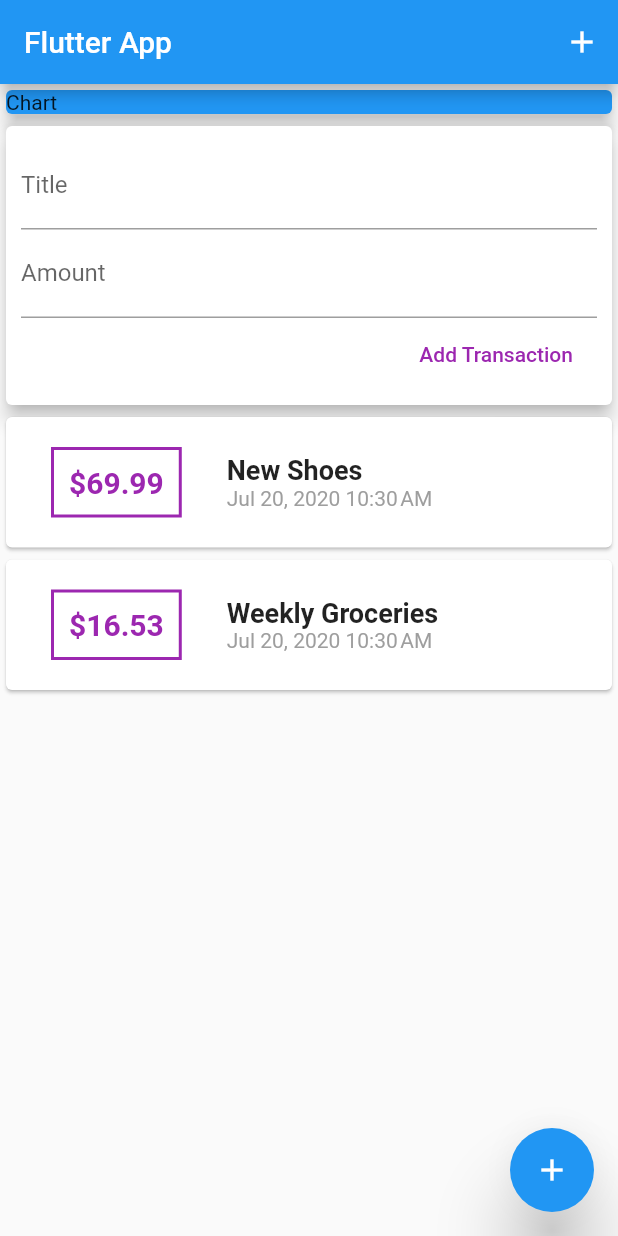
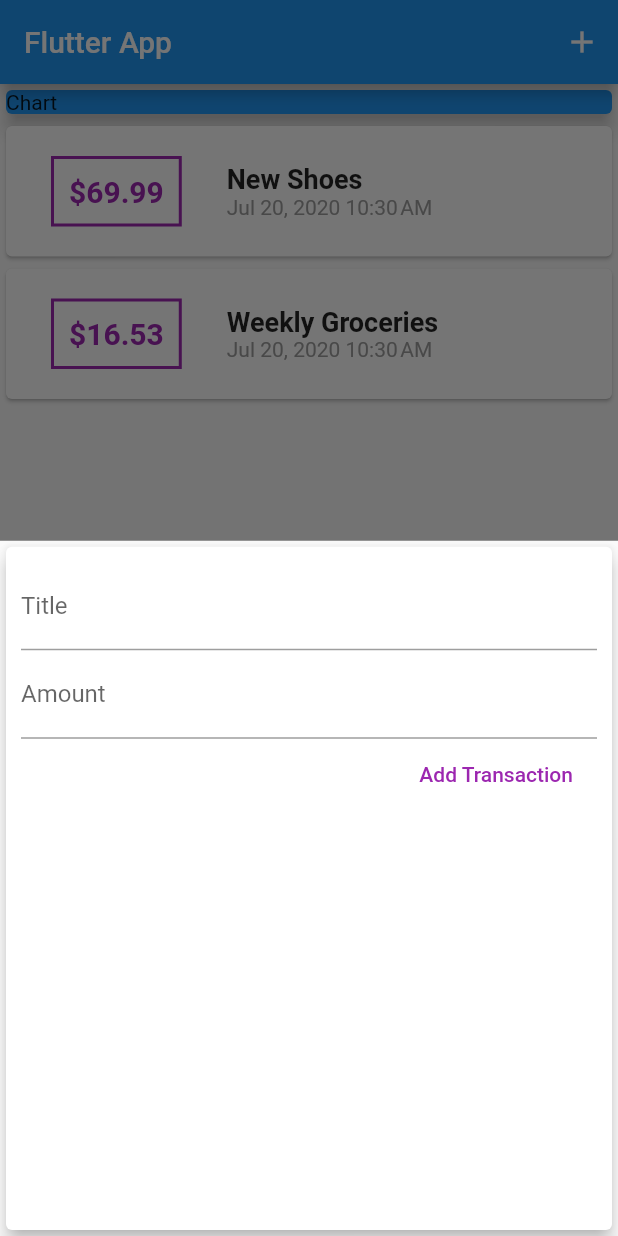
Before and after one commit to Amitpatil215/Expense-Tracker, a Flutter app: the screen it shows after launch, after a tap on the "add" icon, on a phone screen of 412 x 824 dp. Run offline on Flutter 3.47's test engine with Material 2 defaults, Android fonts, the phone set to English and light mode, and no system bars.

Commit message:
Solved Issue of ModelBottomSheet
state managed in main.dart and configured ModelSheet,solved lossing data while input, added feature as by clicking addTransaction ModelSheet cloases automatically

```diff
--- a/lib/main.dart
+++ b/lib/main.dart
@@ -1,7 +1,8 @@
+import 'package:flutter/material.dart';
 
-import 'package:flutter/material.dart';
+import './model/transaction.dart';
 import './widgets/new_transaction.dart';
-import './widgets/manage_state.dart';
+import './widgets/transaction_list.dart';
 
 void main() {
   runApp(MaterialApp(
@@ -10,25 +11,79 @@
   ));
 }
 
-class MyHomePage extends StatelessWidget {
-  void openTransactionWindows(BuildContext ctx) {
-    showModalBottomSheet(context: ctx, builder: (bCtx) {
-      return NewTransaction(_addNewTransaction);
-    },);
+class MyHomePage extends StatefulWidget {
+  @override
+  _MyHomePageState createState() => _MyHomePageState();
+}
+
+class _MyHomePageState extends State<MyHomePage> {
+  final List<Transaction> _userTransactions = [
+    Transaction(
+        id: "t1", title: "New Shoes", amount: 69.99, date: DateTime.now()),
+    Transaction(
+      id: "t2",
+      title: "Weekly Groceries",
+      amount: 16.53,
+      date: DateTime.now(),
+    ),
+  ];
+
+  void _addNewTransaction(String txTitle, double txAmount) {
+    final newTx = Transaction(
+      id: DateTime.now().toString(),
+      title: txTitle,
+      amount: txAmount,
+      date: DateTime.now(),
+    );
+
+    setState(() {
+      _userTransactions.add(newTx);
+    });
   }
 
+  void _openTransactionWindow(BuildContext ctx) {
+    showModalBottomSheet(
+      context: ctx,
+      builder: (_) {
+        return NewTransaction(_addNewTransaction);
+      },
+    );
+  }
 
   @override
   Widget build(BuildContext context) {
     return Scaffold(
       appBar: AppBar(
         title: Text("Flutter App"),
-        actions: <Widget>[IconButton(icon: Icon(Icons.add), onPressed: () {})],
+        actions: <Widget>[
+          IconButton(
+            icon: Icon(Icons.add),
+            onPressed: () {
+              _openTransactionWindow(context);
+            },
+          )
+        ],
       ),
-      body: TransactionStateManage(),
+      body: SingleChildScrollView(
+        child: Column(
+          children: <Widget>[
+            Container(
+              width: double.infinity,
+              child: Card(
+                child: Text("Chart"),
+                color: Colors.blue,
+                elevation: 5,
+              ),
+            ),
+            TransactionList(_userTransactions),
+          ],
+        ),
+      ),
       floatingActionButton: FloatingActionButton(
         child: Icon(Icons.add),
-        onPressed: () {},
+        onPressed: () {
+          _openTransactionWindow(context);
+        },
         elevation: 20,
       ),
     );
--- a/lib/widgets/manage_state.dart
+++ /dev/null
@@ -1,56 +0,0 @@
-import 'package:flutter/material.dart';
-import '../model/transaction.dart';
-import '../widgets/new_transaction.dart';
-import '../widgets/transaction_list.dart';
-
-class TransactionStateManage extends StatefulWidget {
-  @override
-  _TransactionStateManageState createState() => _TransactionStateManageState();
-}
-
-class _TransactionStateManageState extends State<TransactionStateManage> {
-  final List<Transaction> _userTransactions = [
-    Transaction(
-        id: "t1", title: "New Shoes", amount: 69.99, date: DateTime.now()),
-    Transaction(
-      id: "t2",
-      title: "Weekly Groceries",
-      amount: 16.53,
-      date: DateTime.now(),
-    ),
-  ];
-
-  void _addNewTransaction(String txTitle, double txAmount) {
-    final newTx = Transaction(
-      id: DateTime.now().toString(),
-      title: txTitle,
-      amount: txAmount,
-      date: DateTime.now(),
-    );
-
-    setState(() {
-      _userTransactions.add(newTx);
-    });
-  }
-
-  @override
-  Widget build(BuildContext context) {
-    return SingleChildScrollView(
-      child: Column(
-        children: <Widget>[
-          Container(
-            width: double.infinity,
-            child: Card(
-              child: Text("Chart"),
-              color: Colors.blue,
-              elevation: 5,
-            ),
-          ),
-          NewTransaction(_addNewTransaction),
-          TransactionList(_userTransactions),
-
-        ],
-      ),
-    );
-  }
-}
--- a/lib/widgets/new_transaction.dart
+++ b/lib/widgets/new_transaction.dart
@@ -1,12 +1,25 @@
 import 'package:flutter/material.dart';
 
-class NewTransaction extends StatelessWidget {
-  final titleController = TextEditingController();
-  final amountController = TextEditingController();
+//this must be stateful (even if we are not calling setState((){}) as it is more about data than UI )
+// otherwise we are unable to input in TextField as our data gets lost
+//this happens cause when flutter checks internally to stateless widgets and it finds data get changed then
+// we loose our imputed data
 
+class NewTransaction extends StatefulWidget {
+  //for receiving data from outside to class we construct constructor here not in _NewTransactionState class as
+  //it is constructed using createState()
   final Function addTransactionButton;
 
   NewTransaction(this.addTransactionButton);
+
+  @override
+  _NewTransactionState createState() => _NewTransactionState();
+}
+
+class _NewTransactionState extends State<NewTransaction> {
+  final titleController = TextEditingController();
+
+  final amountController = TextEditingController();
 
   void submitButtonPressed() {
     final enteredTitle = titleController.text;
@@ -14,7 +27,16 @@
     if (enteredTitle.isEmpty || enteredAmount <= 0) {
       return;
     }
-    addTransactionButton(enteredTitle, enteredAmount);
+
+    //widget. is added to use method in state class (_NewTransactionState) from widget class (NewTransaction)
+    //and of course it is only available in state class
+    widget.addTransactionButton(
+      enteredTitle,
+      enteredAmount,
+    );
+
+    //for closing model sheet once we pressed "Add Transaction" button
+    Navigator.of(context).pop();
   }
 
   @override
```
